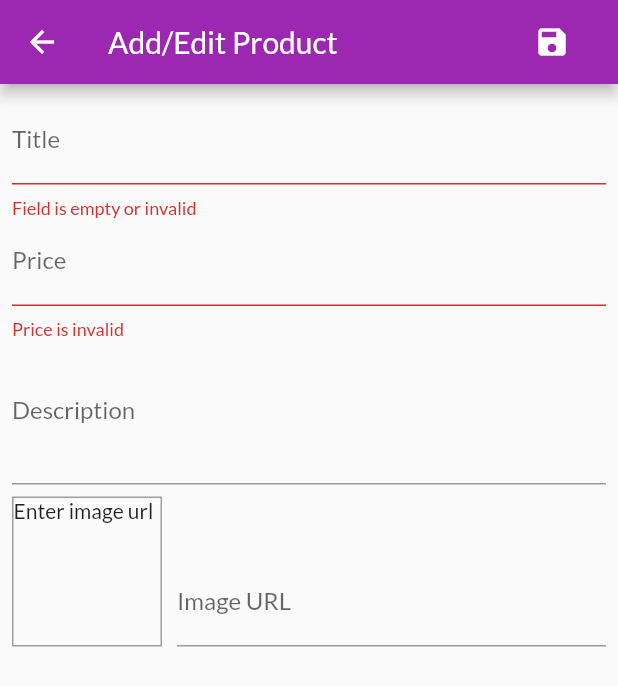
After one commit to rkhaskin/sale_app, a Flutter app: the EditProductScreen screen opened by its route, after a tap on the "save" icon, on a phone screen of 412 x 824 dp. The commit adds this screen. Shown: the top 686 px of the screen. Run offline on Flutter 3.47's test engine with Material 2 defaults, Android fonts, the light colour scheme and no system bars; network calls fail.

```diff
--- a/lib/main.dart
+++ b/lib/main.dart
@@ -1,5 +1,6 @@
 import 'package:flutter/material.dart';
 import 'package:provider/provider.dart';
+import '../screens/edit_product_screen.dart';
 import '../providers/cart_provider.dart';
 import '../screens/product_overview_screen.dart';
 import '../screens/product_details_screen.dart';
@@ -7,6 +8,7 @@ import './providers/products_provider.dart';
 import './providers/orders_provider.dart';
 import '../screens/cart_screen.dart';
 import '../screens/order_screen.dart';
+import '../screens/user_products_screen.dart';
 
 void main() {
   runApp(const MyApp());
@@ -40,6 +42,8 @@ class MyApp extends StatelessWidget {
           ProductDetailsScreen.routeName: (ctx) => const ProductDetailsScreen(),
           CartScreen.routeName: (ctx) => const CartScreen(),
           OrderScreen.routeName: (ctx) => const OrderScreen(),
+          UserProductsScreen.routeName: (ctx) => const UserProductsScreen(),
+          EditProductScreen.routeName: (ctx) => const EditProductScreen(),
         },
       ),
     );
--- a/lib/providers/products_provider.dart
+++ b/lib/providers/products_provider.dart
@@ -1,4 +1,6 @@
+import 'dart:convert';
 import 'package:flutter/material.dart';
+import 'package:http/http.dart' as http;
 import './product.dart';
 
 class ProductsProvider with ChangeNotifier {
@@ -48,8 +50,48 @@ class ProductsProvider with ChangeNotifier {
     return _items.firstWhere((element) => element.id == productId);
   }
 
-  void addProduct() {
-    // add ....
+  Future<void> fetchProducts() async {
+    final url = Uri.https(
+        'flutter-sales-app-default-rtdb.firebaseio.com', '/products.json');
+    var response = await http.get(url);
+    print(jsonDecode(response.body));
+  }
+
+  Future<void> addProduct(Product product) {
+    final url = Uri.https(
+        'flutter-sales-app-default-rtdb.firebaseio.com', '/products.json');
+    return http
+        .post(url,
+            body: jsonEncode({
+              'title': product.title,
+              'description': product.description,
+              'price': product.price,
+              'imageUrl': product.imageUrl,
+              'isFavorite': product.isFavorite,
+            }))
+        .then((response) {
+      Product newProduct = Product(
+          description: product.description,
+          id: jsonDecode(response.body)['name'],
+          imageUrl: product.imageUrl,
+          price: product.price,
+          title: product.title);
+
+      _items.add(newProduct);
+      notifyListeners();
+    });
+  }
+
+  void updateProduct(Product product) {
+    final ix = _items.indexWhere((element) => product.id == element.id);
+    if (ix >= 0) {
+      _items[ix] = product;
+      notifyListeners();
+    }
+  }
+
+  void deleteProduct(String id) {
+    _items.removeWhere((element) => element.id == id);
     notifyListeners();
   }
 }
--- /dev/null
+++ b/lib/screens/edit_product_screen.dart
@@ -0,0 +1,280 @@
+import 'package:flutter/material.dart';
+import 'package:provider/provider.dart';
+import '../providers/product.dart';
+import '../providers/products_provider.dart';
+
+class EditProductScreen extends StatefulWidget {
+  static const routeName = '/edit-product';
+  const EditProductScreen({Key? key}) : super(key: key);
+
+  @override
+  State<EditProductScreen> createState() => _EditProductScreenState();
+}
+
+class _EditProductScreenState extends State<EditProductScreen> {
+  final _priceFocusNode = FocusNode();
+  final _descriptionFocusNode = FocusNode();
+  final _imageUrlFocusNode = FocusNode();
+  final _imageUrlController = TextEditingController();
+  final _form = GlobalKey<FormState>();
+  Product _editedProduct = Product(
+    id: '',
+    description: '',
+    imageUrl: '',
+    price: 0.0,
+    title: '',
+  );
+
+  var _initValues = {
+    'title': '',
+    'description': '',
+    'price': '',
+    'imageUrl': '',
+  };
+
+  var _isInit = true;
+  var _isLoading = false;
+
+  @override
+  void initState() {
+    _imageUrlFocusNode.addListener(_updateImageUrl);
+    super.initState();
+  }
+
+  @override
+  void didChangeDependencies() {
+    if (_isInit) {
+      final productId =
+          (ModalRoute.of(context)?.settings.arguments ?? '') as String;
+      if (productId.isNotEmpty) {
+        _editedProduct = Provider.of<ProductsProvider>(context, listen: false)
+            .findById(productId);
+        _initValues = {
+          'title': _editedProduct.title,
+          'description': _editedProduct.description,
+          'price': _editedProduct.price.toString(),
+          'imageUrl': '',
+        };
+        _imageUrlController.text = _editedProduct.imageUrl;
+      }
+    }
+    _isInit = false;
+    super.didChangeDependencies();
+  }
+
+  @override
+  void dispose() {
+    _priceFocusNode.dispose();
+    _descriptionFocusNode.dispose();
+    _imageUrlController.dispose();
+    _imageUrlFocusNode.removeListener(_updateImageUrl);
+    _imageUrlFocusNode.dispose();
+    super.dispose();
+  }
+
+  void _updateImageUrl() {
+    if (!_imageUrlFocusNode.hasFocus) {
+      if (!_imageUrlController.text.startsWith('http') &&
+          !_imageUrlController.text.startsWith('https')) {
+        return;
+      }
+    }
+    // force build method call
+    setState(() {});
+  }
+
+  void _saveForm() {
+    bool isValid = _form.currentState?.validate() ?? false;
+    if (!isValid) {
+      return;
+    }
+    _form.currentState?.save();
+    setState(() {
+      _isLoading = true;
+    });
+    if (_editedProduct.id.isNotEmpty) {
+      Provider.of<ProductsProvider>(context, listen: false)
+          .updateProduct(_editedProduct);
+      setState(() {
+        _isLoading = false;
+      });
+    } else {
+      Provider.of<ProductsProvider>(context, listen: false)
+          .addProduct(_editedProduct)
+          .catchError((error) {
+        return showDialog(
+            context: context,
+            builder: (ctx) {
+              return AlertDialog(
+                title: const Text('An error occured!'),
+                content: const Text('Something went wrong'),
+                actions: [
+                  TextButton(
+                      onPressed: () {
+                        Navigator.of(ctx).pop();
+                      },
+                      child: const Text('OK')),
+                ],
+              );
+            });
+      }).then((_) {
+        // will be executed once alert is not shown at all or closed
+        Navigator.of(context).pop();
+        setState(() {
+          _isLoading = false;
+        });
+      });
+    }
+  }
+
+  @override
+  Widget build(BuildContext context) {
+    return Scaffold(
+        appBar: AppBar(
+          title: const Text('Add/Edit Product'),
+          actions: [
+            Container(
+              margin: const EdgeInsets.only(right: 20),
+              child: IconButton(
+                onPressed: () {
+                  _saveForm();
+                },
+                icon: const Icon(Icons.save),
+              ),
+            ),
+          ],
+        ),
+        body: Form(
+          key: _form,
+          child: _isLoading
+              ? const Center(child: CircularProgressIndicator())
+              : Padding(
+                  padding: const EdgeInsets.all(8.0),
+                  child: ListView(children: [
+                    TextFormField(
+                        initialValue: _initValues['title'],
+                        decoration: const InputDecoration(labelText: 'Title'),
+                        // when the next key is clicked, go to next input
+                        textInputAction: TextInputAction.next,
+                        onFieldSubmitted: (_) {
+                          // next on the phone keyboard is clicked
+                          FocusScope.of(context).requestFocus(_priceFocusNode);
+                        },
+                        onSaved: (value) {
+                          _editedProduct = Product(
+                            id: _editedProduct.id,
+                            description: _editedProduct.description,
+                            imageUrl: _editedProduct.imageUrl,
+                            price: _editedProduct.price,
+                            title: value!,
+                            isFavorite: _editedProduct.isFavorite,
+                          );
+                        },
+                        validator: (value) {
+                          if (value!.trim().isEmpty) {
+                            return "Field is empty or invalid";
+                          }
+                          return null;
+                        }),
+                    TextFormField(
+                      decoration: const InputDecoration(labelText: 'Price'),
+                      textInputAction: TextInputAction.next,
+                      keyboardType: TextInputType.number,
+                      focusNode: _priceFocusNode,
+                      onFieldSubmitted: (_) {
+                        FocusScope.of(context)
+                            .requestFocus(_descriptionFocusNode);
+                      },
+                      onSaved: (value) {
+                        _editedProduct = Product(
+                          id: _editedProduct.id,
+                          description: _editedProduct.description,
+                          imageUrl: _editedProduct.imageUrl,
+                          price: double.parse(value!),
+                          title: _editedProduct.title,
+                          isFavorite: _editedProduct.isFavorite,
+                        );
+                      },
+                      initialValue: _initValues['price'],
+                      validator: (value) {
+                        if (double.tryParse(value!) == null) {
+                          return "Price is invalid";
+                        }
+
+                        if (double.parse(value) <= 0) {
+                          return "Price must be greater than 0";
+                        }
+
+                        return null;
+                      },
+                    ),
+                    TextFormField(
+                      initialValue: _initValues['description'],
+                      decoration:
+                          const InputDecoration(labelText: 'Description'),
+                      keyboardType: TextInputType.multiline,
+                      maxLines: 3,
+                      focusNode: _descriptionFocusNode,
+                      onSaved: (value) {
+                        _editedProduct = Product(
+                          id: _editedProduct.id,
+                          description: value!,
+                          imageUrl: _editedProduct.imageUrl,
+                          price: _editedProduct.price,
+                          title: _editedProduct.title,
+                          isFavorite: _editedProduct.isFavorite,
+                        );
+                      },
+                    ),
+                    Row(
+                      crossAxisAlignment: CrossAxisAlignment.end,
+                      children: [
+                        Container(
+                          height: 100,
+                          width: 100,
+                          margin: const EdgeInsets.only(top: 8, right: 10),
+                          decoration: BoxDecoration(
+                            border: Border.all(width: 1, color: Colors.grey),
+                          ),
+                          child: _imageUrlController.text.isEmpty
+                              ? const Text('Enter image url')
+                              : FittedBox(
+                                  child:
+                                      Image.network(_imageUrlController.text),
+                                  fit: BoxFit.cover,
+                                  // BoxFit.cover does not restrict the image to 100x100
+                                  clipBehavior: Clip.hardEdge,
+                                ),
+                        ),
+                        Expanded(
+                          child: TextFormField(
+                            decoration:
+                                const InputDecoration(labelText: 'Image URL'),
+                            keyboardType: TextInputType.url,
+                            // submit after next is clicked
+                            textInputAction: TextInputAction.done,
+                            // get access to the field value in other widgets on the page
+                            controller: _imageUrlController,
+                            focusNode: _imageUrlFocusNode,
+                            onFieldSubmitted: (_) {
+                              _saveForm();
+                            },
+                            onSaved: (value) {
+                              _editedProduct = Product(
+                                id: _editedProduct.id,
+                                description: _editedProduct.description,
+                                imageUrl: value!,
+                                price: _editedProduct.price,
+                                title: _editedProduct.title,
+                                isFavorite: _editedProduct.isFavorite,
+                              );
+                            },
+                          ),
+                        ),
+                      ],
+                    )
+                  ]),
+                ),
+        ));
+  }
+}
--- a/lib/widgets/app_drawer.dart
+++ b/lib/widgets/app_drawer.dart
@@ -1,4 +1,5 @@
 import 'package:flutter/material.dart';
+import 'package:sale_app/screens/user_products_screen.dart';
 import '../screens/order_screen.dart';
 
 class AppDrawer extends StatelessWidget {
@@ -28,6 +29,15 @@ class AppDrawer extends StatelessWidget {
           onTap: () {
             Navigator.of(context).pushReplacementNamed(OrderScreen.routeName);
           },
+        ),
+        const Divider(),
+        ListTile(
+          leading: const Icon(Icons.edit),
+          title: const Text('My Products'),
+          onTap: () {
+            Navigator.of(context)
+                .pushReplacementNamed(UserProductsScreen.routeName);
+          },
         )
       ]),
     );
--- a/lib/widgets/order_item.dart
+++ b/lib/widgets/order_item.dart
@@ -1,7 +1,6 @@
 import 'dart:math';
 
 import 'package:flutter/material.dart';
-import 'package:flutter/rendering.dart';
 import 'package:intl/intl.dart';
 import '../providers/orders_provider.dart' as oip;
 
--- a/pubspec.yaml
+++ b/pubspec.yaml
@@ -31,6 +31,7 @@ dependencies:
     sdk: flutter
   provider: ^6.0.2
   intl: ^0.17.0
+  http: ^0.13.4
 
   # The following adds the Cupertino Icons font to your application.
   # Use with the CupertinoIcons class for iOS style icons.
```
Also changed, not shown: lib/providers/cart_provider.dart (+19 -0 lines), lib/screens/product_overview_screen.dart (+14 -0 lines), lib/screens/user_products_screen.dart (added, +48 -0 lines), lib/widgets/cart_item.dart (+25 -0 lines), lib/widgets/product_item.dart (+12 -0 lines), lib/widgets/user_product_item.dart (added, +44 -0 lines), pubspec.lock.
